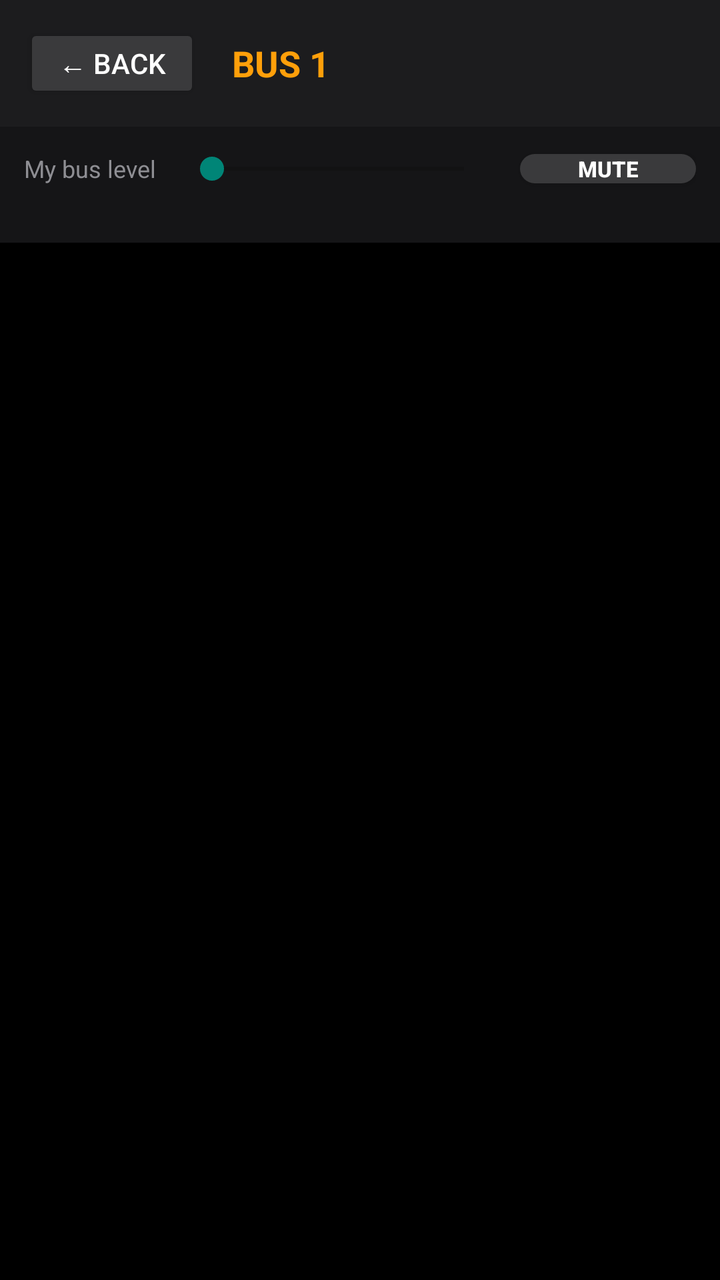
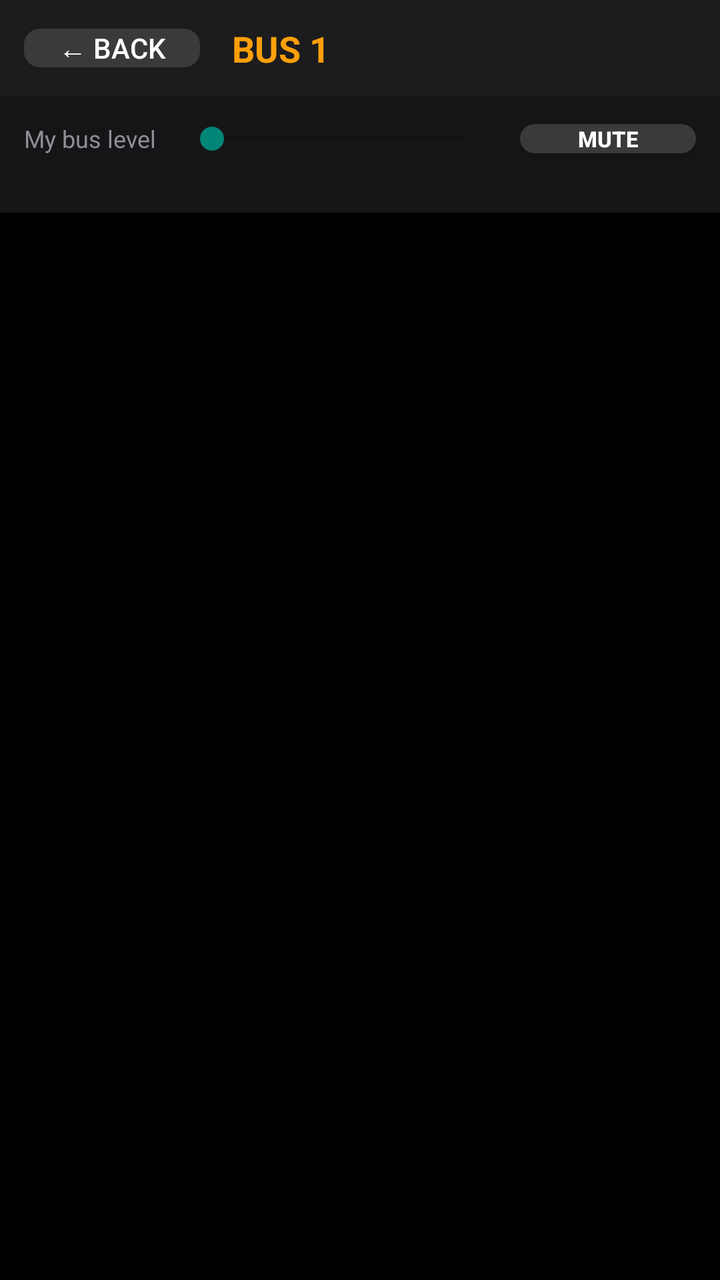

Compare the two renders of this Android layout. The source of the first and the diff that turns it into the second are given below.
<!-- AndroidManifest.xml: application theme Theme.AppCompat.DayNight -->
<!-- res/layout/activity_monitor_bus.xml -->
<?xml version="1.0" encoding="utf-8"?>
<LinearLayout xmlns:android="http://schemas.android.com/apk/res/android"
    android:layout_width="match_parent"
    android:layout_height="match_parent"
    android:fitsSystemWindows="true"
    android:orientation="vertical"
    android:background="#000000">

    <LinearLayout
        android:layout_width="match_parent"
        android:layout_height="wrap_content"
        android:orientation="horizontal"
        android:background="#1c1c1e"
        android:padding="@dimen/monitor_top_bar_padding"
        android:gravity="center_vertical">

        <Button
            android:id="@+id/btnMonitorBack"
            android:layout_width="wrap_content"
            android:layout_height="wrap_content"
            android:minHeight="0dp"
            android:text="← Back"
            android:textColor="#ffffff"
            android:backgroundTint="#3a3a3c" />

        <TextView
            android:id="@+id/textMonitorBusName"
            android:layout_width="0dp"
            android:layout_height="wrap_content"
            android:layout_weight="1"
            android:layout_marginStart="16dp"
            android:text="BUS 1"
            android:textColor="#ff9f0a"
            android:textStyle="bold"
            android:textSize="18sp" />
    </LinearLayout>

    
    <LinearLayout
        android:layout_width="match_parent"
        android:layout_height="wrap_content"
        android:orientation="horizontal"
        android:background="#151517"
        android:padding="@dimen/monitor_buslevel_padding"
        android:gravity="center_vertical">

        <TextView
            android:layout_width="wrap_content"
            android:layout_height="wrap_content"
            android:text="My bus level"
            android:textColor="#8e8e93"
            android:textSize="12sp" />

        <SeekBar
            android:id="@+id/seekMonitorBusLevel"
            android:layout_width="0dp"
            android:layout_height="wrap_content"
            android:layout_weight="1"
            android:layout_marginStart="12dp"
            android:layout_marginEnd="12dp"
            android:max="1000"
            android:progress="0" />

        <Button
            android:id="@+id/btnMonitorBusMute"
            android:layout_width="wrap_content"
            android:layout_height="wrap_content"
            android:minHeight="0dp"
            android:background="@drawable/console_button_background"
            android:text="MUTE"
            android:textSize="11sp"
            android:textStyle="bold"
            android:textColor="#ffffff"
            android:backgroundTint="#3a3a3c" />
    </LinearLayout>

    
    <HorizontalScrollView
        android:layout_width="match_parent"
        android:layout_height="wrap_content"
        android:scrollbars="none"
        android:background="#151517">

        <LinearLayout
            android:id="@+id/monitorBankButtonsRow"
            android:layout_width="wrap_content"
            android:layout_height="wrap_content"
            android:orientation="horizontal"
            android:padding="@dimen/monitor_bank_row_padding" />
    </HorizontalScrollView>

    
    <HorizontalScrollView
        android:layout_width="match_parent"
        android:layout_height="0dp"
        android:layout_weight="1"
        android:background="#000000">

        <LinearLayout
            android:id="@+id/containerMonitorChannels"
            android:layout_width="wrap_content"
            android:layout_height="match_parent"
            android:orientation="horizontal"
            android:paddingStart="4dp"
            android:paddingEnd="4dp" />
    </HorizontalScrollView>

</LinearLayout>
<!-- resources referenced by this layout -->
<resources>
  <dimen name="monitor_bank_row_padding">8dp</dimen>
  <dimen name="monitor_buslevel_padding">12dp</dimen>
  <dimen name="monitor_top_bar_padding">12dp</dimen>
  <!-- drawable console_button_background (drawable) -->
  <?xml version="1.0" encoding="utf-8"?>
  <shape xmlns:android="http://schemas.android.com/apk/res/android">
      <solid android:color="#3a3a3c" />
      <corners android:radius="8dp" />
  </shape>
</resources>

<!-- the commit's change to res/layout/activity_monitor_bus.xml (unified diff, before → after) -->
@@ -19,6 +19,7 @@
             android:layout_width="wrap_content"
             android:layout_height="wrap_content"
             android:minHeight="0dp"
+            android:background="@drawable/console_button_background"
             android:text="← Back"
             android:textColor="#ffffff"
             android:backgroundTint="#3a3a3c" />
